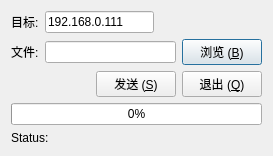
tsuibin/coderesearch, file nf/nfClient/dialog.ui: the form before one commit.
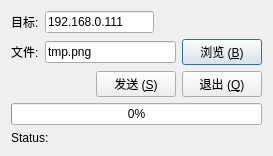
The form after the commit.

Diff of the .ui file:
```diff
--- a/nf/nfClient/dialog.ui
+++ b/nf/nfClient/dialog.ui
@@ -67,7 +67,11 @@
       </widget>
      </item>
      <item row="0" column="1">
-      <widget class="QLineEdit" name="lineEditFile"/>
+      <widget class="QLineEdit" name="lineEditFile">
+       <property name="text">
+        <string>tmp.png</string>
+       </property>
+      </widget>
      </item>
      <item row="0" column="2">
       <widget class="QPushButton" name="pushButtonBrow">
```
